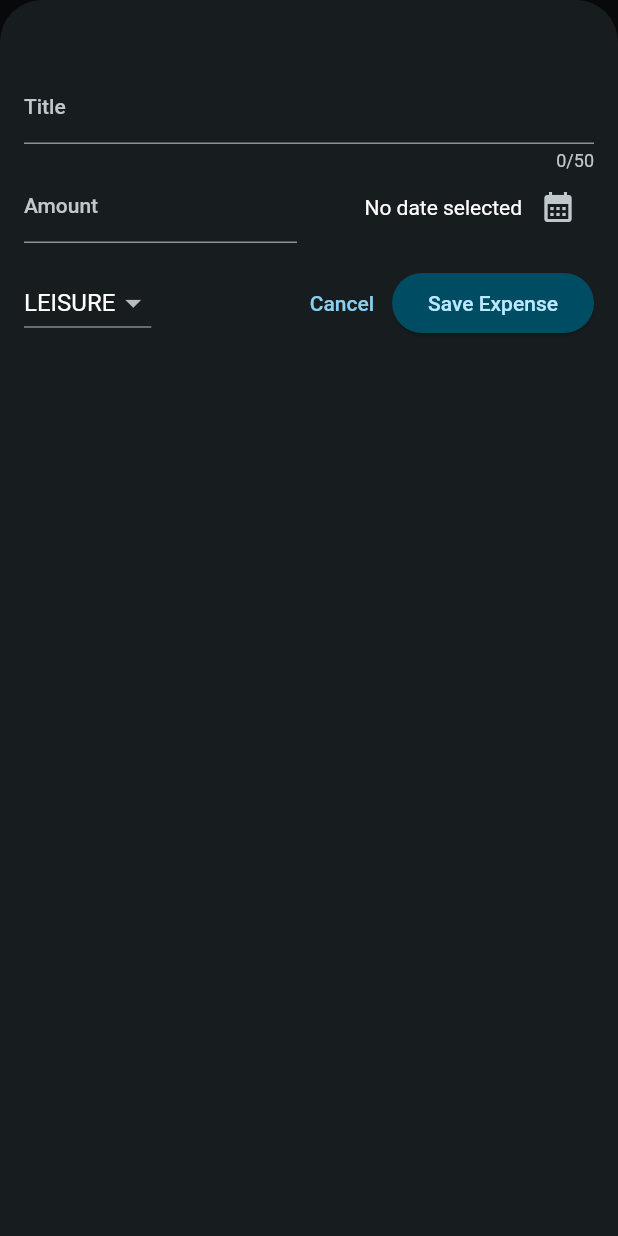
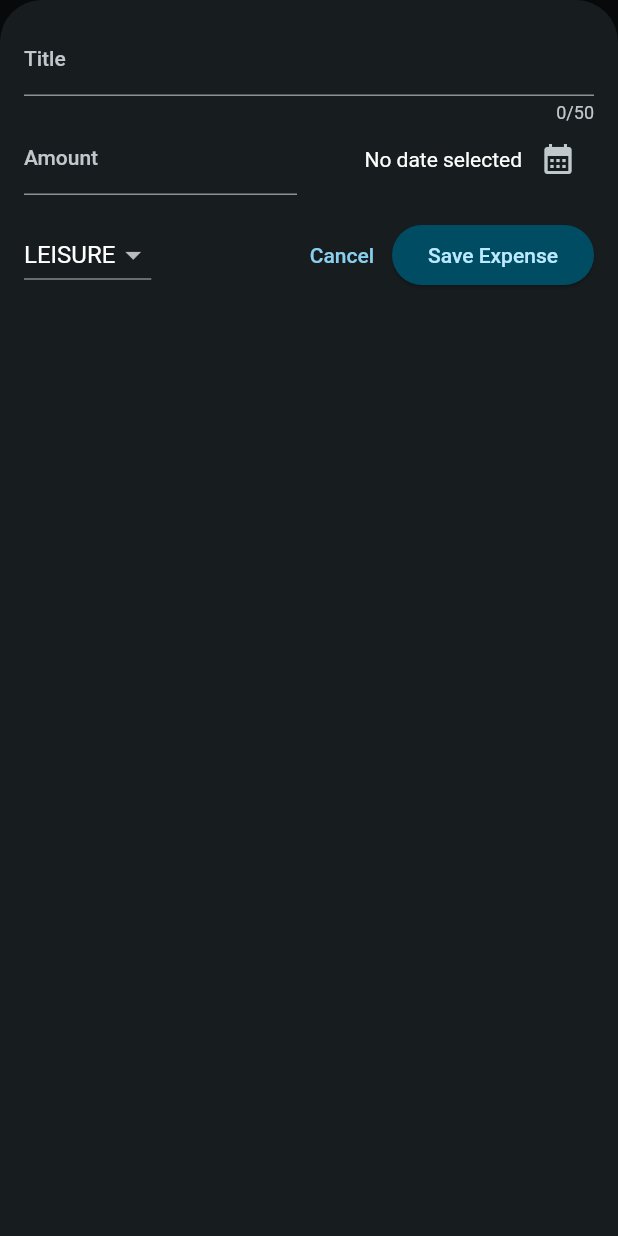
Before and after one commit to sujan-timalsina/flutter-expense-tracker, a Flutter app: the screen it shows after launch, after a tap on the "add" icon, on a phone screen of 412 x 824 dp. Run offline on Flutter 3.47's test engine with Material 2 defaults, Android fonts, the phone set to English and light mode, and no system bars.

Commit message:
responsive ui for landscape & portrait

```diff
--- a/lib/main.dart
+++ b/lib/main.dart
@@ -13,6 +13,7 @@ var kDarkColorScheme = ColorScheme.fromSeed(
 
 void main() {
   /*
+  // Lock Device Orientation
   WidgetsFlutterBinding.ensureInitialized();
   SystemChrome.setPreferredOrientations([
     DeviceOrientation.portraitUp,
@@ -35,6 +36,7 @@ class MyApp extends StatefulWidget {
 class _MyAppState extends State<MyApp> {
   // final brightness = MediaQuery.of(context).platformBrightness;
   // final isDarkMode = brightness == Brightness.dark;
+  // bool _isDarkMode = ThemeMode.system == ThemeMode.dark;
   bool _isDarkMode = true;
 
   void changeThemeModeHandler(bool isDarkMode) {
@@ -86,7 +88,7 @@ class _MyAppState extends State<MyApp> {
               titleLarge: TextStyle(
                 fontWeight: FontWeight.bold,
                 color: kColorScheme.onSecondaryContainer,
-                fontSize: 16,
+                fontSize: 20,
               ),
             ),
       ),
--- a/lib/widgets/expenses.dart
+++ b/lib/widgets/expenses.dart
@@ -24,12 +24,6 @@ class Expenses extends StatefulWidget {
 class _ExpensesState extends State<Expenses> {
   final List<Expense> _registeredExpenses = [
     Expense(
-      title: 'Flutter Training',
-      amount: 4999,
-      date: DateTime.now(),
-      category: Category.work,
-    ),
-    Expense(
       title: 'Cinema',
       amount: 500,
       date: DateTime.now(),
@@ -39,6 +33,7 @@ class _ExpensesState extends State<Expenses> {
 
   void _openAddExpenseOverlay() {
     showModalBottomSheet(
+      useSafeArea: true,
       isScrollControlled: true,
       context: context,
       builder: (ctx) => NewExpense(onAddExpense: _addExpense),
@@ -78,6 +73,8 @@ class _ExpensesState extends State<Expenses> {
 
   @override
   Widget build(BuildContext context) {
+    final width = MediaQuery.of(context).size.width;
+
     Widget mainContent = const Center(
       child: Text('No expenses found. Start adding some!'),
     );
@@ -105,9 +102,20 @@ class _ExpensesState extends State<Expenses> {
           ),
         ],
       ),
-      body: Column(
+      body: width < 600
+          ? Column(
               children: [
                 Chart(expenses: _registeredExpenses),
+                Expanded(
+                  child: mainContent,
+                ),
+              ],
+            )
+          : Row(
+              children: [
+                Expanded(
+                  child: Chart(expenses: _registeredExpenses),
+                ),
                 Expanded(
                   child: mainContent,
                 ),
--- a/lib/widgets/expenses_list/expenses_list.dart
+++ b/lib/widgets/expenses_list/expenses_list.dart
@@ -11,6 +11,7 @@ class ExpensesList extends StatelessWidget {
 
   @override
   Widget build(context) {
+    // ListView.builder() for lazy loading
     return ListView.builder(
       itemCount: expenses.length,
       itemBuilder: (ctx, index) => Dismissible(
--- a/lib/widgets/new_expense.dart
+++ b/lib/widgets/new_expense.dart
@@ -83,10 +83,47 @@ class _NewExpenseState extends State<NewExpense> {
 
   @override
   Widget build(BuildContext context) {
-    return Padding(
-      padding: const EdgeInsets.fromLTRB(16, 48, 16, 16),
+    final keyboradSpace = MediaQuery.of(context).viewInsets.bottom;
+
+    return LayoutBuilder(builder: (ctx, constraints) {
+      final width = constraints.maxWidth;
+
+      return SizedBox(
+        height: double.infinity,
+        child: SingleChildScrollView(
+          child: Padding(
+            padding: EdgeInsets.fromLTRB(16, 16, 16, keyboradSpace + 16),
             child: Column(
               children: [
+                if (width >= 600)
+                  Row(
+                    crossAxisAlignment: CrossAxisAlignment.start,
+                    children: [
+                      Expanded(
+                        child: TextField(
+                          controller: _titleController,
+                          maxLength: 50,
+                          keyboardType:
+                              TextInputType.text, //this type is default
+                          decoration: const InputDecoration(
+                            label: Text('Title'),
+                          ),
+                        ),
+                      ),
+                      const SizedBox(width: 24),
+                      Expanded(
+                        child: TextField(
+                          controller: _amountController,
+                          keyboardType: TextInputType.number,
+                          decoration: const InputDecoration(
+                            prefixText: 'Rs.',
+                            label: Text('Amount'),
+                          ),
+                        ),
+                      ),
+                    ],
+                  )
+                else
                   TextField(
                     controller: _titleController,
                     maxLength: 50,
@@ -95,6 +132,51 @@ class _NewExpenseState extends State<NewExpense> {
                       label: Text('Title'),
                     ),
                   ),
+                if (width >= 600)
+                  Row(
+                    children: [
+                      DropdownButton(
+                        value: _selectedCategory,
+                        items: Category.values
+                            .map(
+                              (category) => DropdownMenuItem(
+                                value: category,
+                                child: Text(
+                                  category.name.toUpperCase(),
+                                ),
+                              ),
+                            )
+                            .toList(),
+                        onChanged: (value) {
+                          if (value == null) {
+                            return;
+                          }
+                          setState(() {
+                            _selectedCategory = value;
+                          });
+                        },
+                      ),
+                      const SizedBox(width: 24),
+                      Expanded(
+                        child: Row(
+                          mainAxisAlignment: MainAxisAlignment.end,
+                          crossAxisAlignment: CrossAxisAlignment.center,
+                          children: [
+                            Text(
+                              _selectedDate == null
+                                  ? 'No date selected'
+                                  : formatter.format(_selectedDate!),
+                            ),
+                            IconButton(
+                              onPressed: _presentDatePicker,
+                              icon: const Icon(Icons.calendar_month),
+                            ),
+                          ],
+                        ),
+                      )
+                    ],
+                  )
+                else
                   Row(
                     children: [
                       Expanded(
@@ -107,9 +189,7 @@ class _NewExpenseState extends State<NewExpense> {
                           ),
                         ),
                       ),
-              const SizedBox(
-                width: 16,
-              ),
+                      const SizedBox(width: 16),
                       Expanded(
                         child: Row(
                           mainAxisAlignment: MainAxisAlignment.end,
@@ -129,9 +209,24 @@ class _NewExpenseState extends State<NewExpense> {
                       )
                     ],
                   ),
-          const SizedBox(
-            height: 16,
+                const SizedBox(height: 16),
+                if (width >= 600)
+                  Row(
+                    children: [
+                      const Spacer(),
+                      TextButton(
+                        onPressed: () {
+                          Navigator.pop(context);
+                        },
+                        child: const Text('Cancel'),
                       ),
+                      ElevatedButton(
+                        onPressed: _submitExpenseData,
+                        child: const Text('Save Expense'),
+                      ),
+                    ],
+                  )
+                else
                   Row(
                     children: [
                       DropdownButton(
@@ -170,6 +265,9 @@ class _NewExpenseState extends State<NewExpense> {
                   )
               ],
             ),
+          ),
+        ),
       );
+    });
   }
 }
```
Lines whose indentation alone changed are shown as unchanged.
